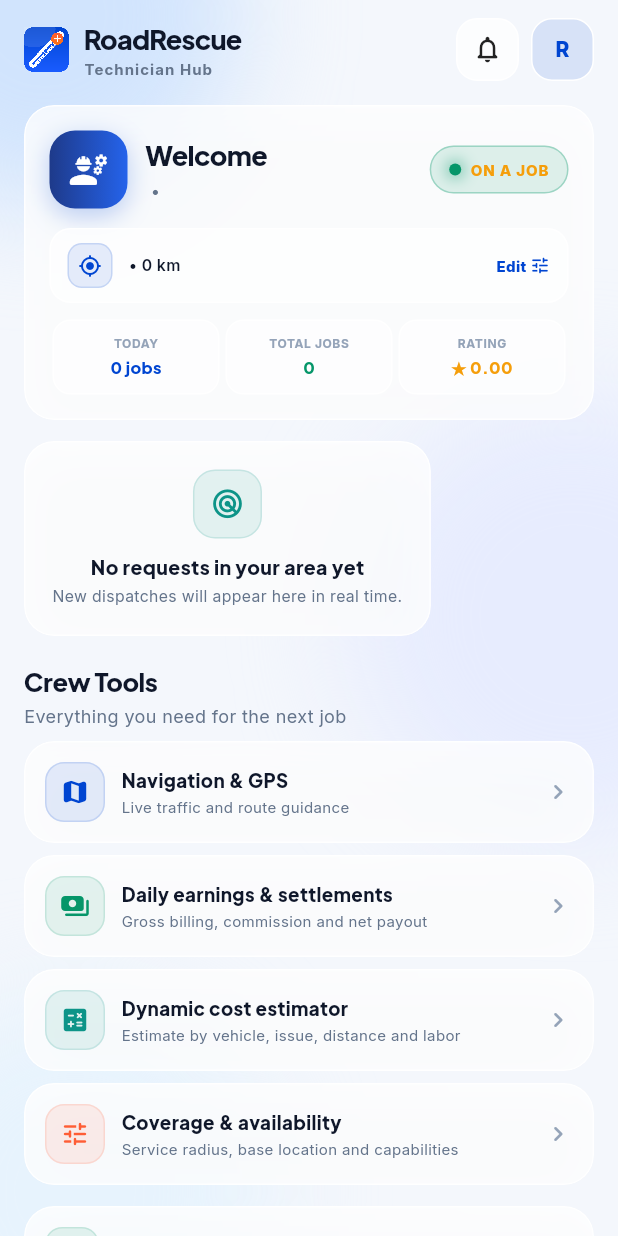
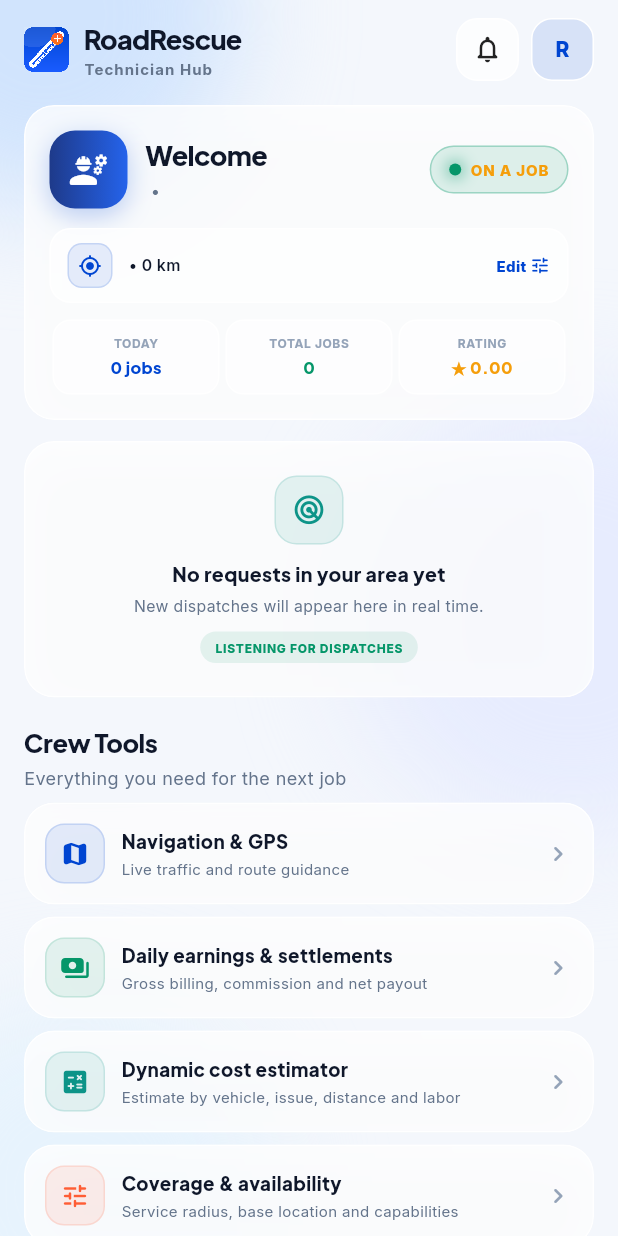
Before and after one commit to aswinmurugesan06/RoadRescuer, a Flutter app: the ProviderHomeScreen screen opened directly, on a phone screen of 412 x 824 dp. Run offline on Flutter 3.47's test engine with Material 3 defaults, Android fonts, the phone set to English and light mode, and no system bars; our stand-ins replace cloud_firestore, firebase_auth, firebase_core, geolocator, google_fonts, google_sign_in and 2 more; missing offline and left inert: maplibre_gl; accounts and stored records are empty.

Commit message:
Brighten role selector and fix provider/broadcast layouts

```diff
--- a/mobile/lib/features/provider/screens/provider_home_screen.dart
+++ b/mobile/lib/features/provider/screens/provider_home_screen.dart
@@ -1223,8 +1223,11 @@ class _ProviderHomeScreenState extends State<ProviderHomeScreen>
 
   Widget _buildEmptyQueue(bool isDark) {
     return GlassCard(
-      padding: const EdgeInsets.all(18),
+      padding: const EdgeInsets.symmetric(horizontal: 18, vertical: 22),
+      child: SizedBox(
+        width: double.infinity,
         child: Column(
+          mainAxisSize: MainAxisSize.min,
           children: [
             const GlassIconBox(
               icon: Icons.radar_rounded,
@@ -1232,9 +1235,14 @@ class _ProviderHomeScreenState extends State<ProviderHomeScreen>
               iconSize: 23,
               color: AppColors.tertiary,
             ),
-          const SizedBox(height: 9),
+            const SizedBox(height: 10),
             Text(
-            _isOnline ? 'No requests in your area yet' : 'Go online to receive jobs',
+              _isOnline
+                  ? 'No requests in your area yet'
+                  : 'Go online to receive jobs',
+              maxLines: 2,
+              overflow: TextOverflow.ellipsis,
+              textAlign: TextAlign.center,
               style: TextStyle(
                 fontFamily: 'Plus Jakarta Sans',
                 fontSize: 13,
@@ -1242,20 +1250,44 @@ class _ProviderHomeScreenState extends State<ProviderHomeScreen>
                 color: isDark ? Colors.white : AppColors.textPrimaryLight,
               ),
             ),
-          const SizedBox(height: 3),
+            const SizedBox(height: 5),
             Text(
               _isOnline
                   ? 'New dispatches will appear here in real time.'
                   : 'Toggle your status above to start receiving nearby requests.',
+              maxLines: 3,
+              overflow: TextOverflow.ellipsis,
               textAlign: TextAlign.center,
               style: TextStyle(
                 fontSize: 10.5,
+                height: 1.35,
                 color: isDark
                     ? AppColors.textSecondaryDark
                     : AppColors.textSecondaryLight,
               ),
             ),
+            const SizedBox(height: 10),
+            Container(
+              padding: const EdgeInsets.symmetric(horizontal: 10, vertical: 5),
+              decoration: BoxDecoration(
+                color: (_isOnline ? AppColors.success : AppColors.offline)
+                    .withValues(alpha: 0.1),
+                borderRadius: BorderRadius.circular(999),
+              ),
+              child: Text(
+                _isOnline ? 'LISTENING FOR DISPATCHES' : 'YOU ARE OFFLINE',
+                maxLines: 1,
+                overflow: TextOverflow.ellipsis,
+                style: TextStyle(
+                  fontSize: 8,
+                  fontWeight: FontWeight.w800,
+                  letterSpacing: 0.5,
+                  color: _isOnline ? AppColors.success : AppColors.offline,
+                ),
+              ),
+            ),
           ],
+        ),
       ),
     );
   }
```
Also changed, not shown: mobile/lib/features/assistance/screens/active_assistance_screen.dart (+27 -9 lines), mobile/lib/features/auth/screens/role_selector_screen.dart (+113 -77 lines), 1 other file. Lines whose indentation alone changed are shown as unchanged.
